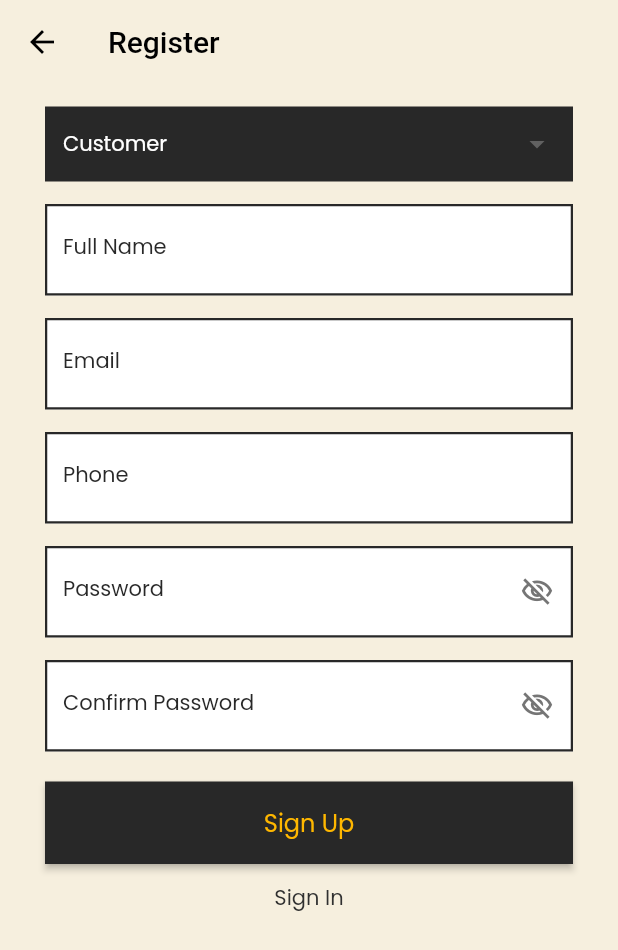
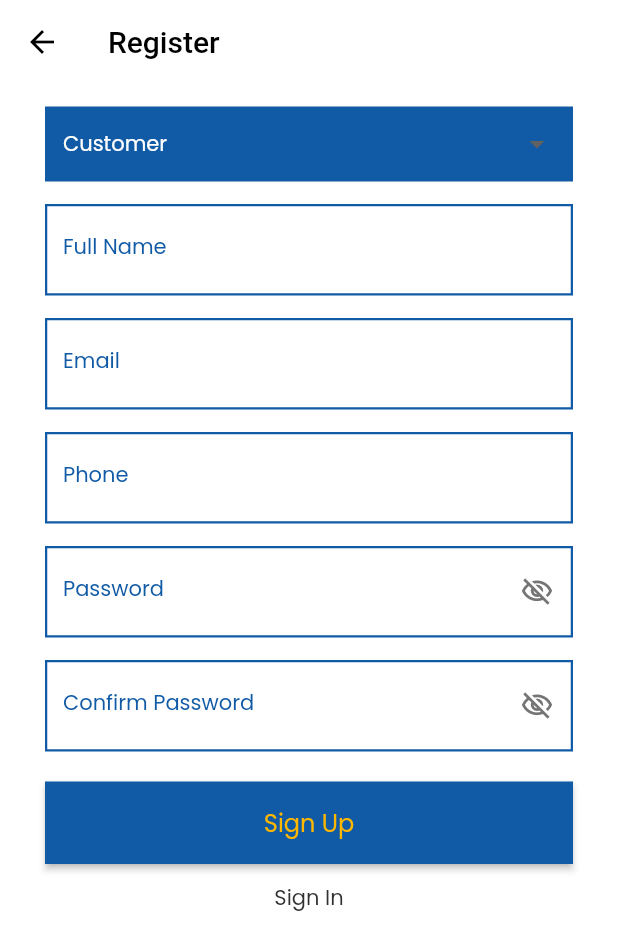
Before and after one commit to 3teeno/Build, a Flutter app: the RegistrationPageCopyWidget screen opened directly, on a phone screen of 412 x 824 dp. Shown: the top 950 px of the screen. Run offline on Flutter 3.47's test engine with Material 2 defaults, Android fonts, the phone set to English and light mode, and no system bars; drawn by our look-alikes of auto_size_text; our stand-ins replace built_collection, built_value, cached_network_image, cloud_firestore, file_picker, firebase_auth and 15 more; missing offline and left inert: dart:ffi, dash_chat, email_auth, json_path, mime_type; accounts and stored records are empty; generated files the repository leaves out were written again; network calls fail.

Commit message:
comitt 124578

```diff
--- a/lib/Forgot Password/ForgotPassword.dart
+++ b/lib/Forgot Password/ForgotPassword.dart
@@ -42,7 +42,7 @@ class _RegistrationPageWidgetState extends State<RegistrationPageWidget> {
   Widget build(BuildContext context) {
     return Scaffold(
       key: scaffoldKey,
-      backgroundColor: Color(0xFFF6EFDE),
+      backgroundColor: Color(0xFFffffff),
       body: SafeArea(
         child: SingleChildScrollView(
           child: Column(
@@ -78,7 +78,7 @@ class _RegistrationPageWidgetState extends State<RegistrationPageWidget> {
                           },
                           child: Icon(
                             Icons.arrow_back_ios,
-                            color: Color(0xFF282828),
+                            color: Color(0xFF115ba6),
                             size: 24,
                           ),
                         ),
@@ -101,7 +101,7 @@ class _RegistrationPageWidgetState extends State<RegistrationPageWidget> {
                 width: MediaQuery.of(context).size.width,
                 height: MediaQuery.of(context).size.height * 1,
                 decoration: BoxDecoration(
-                  color: Color(0xFFF6EFDE),
+                  color: Color(0xFFffffff),
                 ),
                 child: Form(
                   key: _formKey,
@@ -127,23 +127,23 @@ class _RegistrationPageWidgetState extends State<RegistrationPageWidget> {
                             labelText: 'Email',
                             labelStyle: FlutterFlowTheme.bodyText1.override(
                               fontFamily: 'Poppins',
-                              color: Color(0xFF282828),
+                              color: Color(0xFF115ba6),
                             ),
                             hintText: 'Enter your email',
                             hintStyle: FlutterFlowTheme.bodyText1.override(
                               fontFamily: 'Poppins',
-                              color: Color(0xFF282828),
+                              color: Color(0xFF115ba6),
                             ),
                             enabledBorder: OutlineInputBorder(
                               borderSide: BorderSide(
-                                color: Color(0xFF282828),
+                                color: Color(0xFF115ba6),
                                 width: 1.5,
                               ),
                               borderRadius: BorderRadius.circular(0),
                             ),
                             focusedBorder: OutlineInputBorder(
                               borderSide: BorderSide(
-                                color: Color(0xFF282828),
+                                color: Color(0xFF115ba6),
                                 width: 1.5,
                               ),
                               borderRadius: BorderRadius.circular(0),
@@ -153,7 +153,7 @@ class _RegistrationPageWidgetState extends State<RegistrationPageWidget> {
                           ),
                           style: FlutterFlowTheme.bodyText1.override(
                             fontFamily: 'Poppins',
-                            color: Color(0xFF282828),
+                            color: Color(0xFF115ba6),
                           ),
                           textAlign: TextAlign.start,
                         ),
@@ -171,7 +171,7 @@ class _RegistrationPageWidgetState extends State<RegistrationPageWidget> {
                           options: FFButtonOptions(
                             width: MediaQuery.of(context).size.width,
                             height: 45,
-                            color: Color(0xFF282828),
+                            color: Color(0xFF115ba6),
                             textStyle: FlutterFlowTheme.subtitle2.override(
                               fontFamily: 'Poppins',
                               color: Color(0xFFFFB700),
--- a/lib/registration_page/Registration.dart
+++ b/lib/registration_page/Registration.dart
@@ -134,7 +134,7 @@ class _RegistrationPageCopyWidgetState
             options: FFButtonOptions(
               width: MediaQuery.of(context).size.width,
               height: 60,
-              color: Color(0xFF282828),
+              color: Color(0xFF115ba6),
               textStyle: FlutterFlowTheme.subtitle2.override(
                 fontFamily: 'Poppins',
                 color: Color(0xFFFFB700),
@@ -189,17 +189,17 @@ class _RegistrationPageCopyWidgetState
       key: scaffoldKey,
       appBar: AppBar(
         title: Text("Register"),
-        backgroundColor: Color(0xFFF6EFDE),
+        backgroundColor: Color(0xFFffffff),
         foregroundColor: Colors.black,
         elevation: 0,
       ),
-      backgroundColor: Color(0xFFF6EFDE),
+      backgroundColor: Color(0xFFffffff),
       body: SingleChildScrollView(
         child: Container(
           width: MediaQuery.of(context).size.width,
           height: MediaQuery.of(context).size.height * 1,
           decoration: BoxDecoration(
-            color: Color(0xFFF6EFDE),
+            color: Color(0xFFffffff),
           ),
           child: Form(
             key: _formKey,
@@ -221,7 +221,7 @@ class _RegistrationPageCopyWidgetState
                       fontFamily: 'Poppins',
                       color: Colors.white,
                     ),
-                    fillColor: Color(0xFF282828),
+                    fillColor: Color(0xFF115ba6),
                     elevation: 2,
                     borderColor: Colors.transparent,
                     borderWidth: 1.5,
@@ -245,23 +245,23 @@ class _RegistrationPageCopyWidgetState
                       labelText: 'Full Name',
                       labelStyle: FlutterFlowTheme.bodyText1.override(
                         fontFamily: 'Poppins',
-                        color: Color(0xFF282828),
+                        color: Color(0xFF115ba6),
                       ),
                       hintText: 'Enter your full name',
                       hintStyle: FlutterFlowTheme.bodyText1.override(
                         fontFamily: 'Poppins',
-                        color: Color(0xFF282828),
+                        color: Color(0xFF115ba6),
                       ),
                       enabledBorder: OutlineInputBorder(
                         borderSide: BorderSide(
-                          color: Color(0xFF282828),
+                          color: Color(0xFF115ba6),
                           width: 1.5,
                         ),
                         borderRadius: BorderRadius.circular(0),
                       ),
                       focusedBorder: OutlineInputBorder(
                         borderSide: BorderSide(
-                          color: Color(0xFF282828),
+                          color: Color(0xFF115ba6),
                           width: 1.5,
                         ),
                         borderRadius: BorderRadius.circular(0),
@@ -271,7 +271,7 @@ class _RegistrationPageCopyWidgetState
                     ),
                     style: FlutterFlowTheme.bodyText1.override(
                       fontFamily: 'Poppins',
-                      color: Color(0xFF282828),
+                      color: Color(0xFF115ba6),
                     ),
                     textAlign: TextAlign.start,
                   ),
@@ -293,23 +293,23 @@ class _RegistrationPageCopyWidgetState
                       labelText: 'Email',
                       labelStyle: FlutterFlowTheme.bodyText1.override(
                         fontFamily: 'Poppins',
-                        color: Color(0xFF282828),
+                        color: Color(0xFF115ba6),
                       ),
                       hintText: 'Enter your email',
                       hintStyle: FlutterFlowTheme.bodyText1.override(
                         fontFamily: 'Poppins',
-                        color: Color(0xFF282828),
+                        color: Color(0xFF115ba6),
                       ),
                       enabledBorder: OutlineInputBorder(
                         borderSide: BorderSide(
-                          color: Color(0xFF282828),
+                          color: Color(0xFF115ba6),
                           width: 1.5,
                         ),
                         borderRadius: BorderRadius.circular(0),
                       ),
                       focusedBorder: OutlineInputBorder(
                         borderSide: BorderSide(
-                          color: Color(0xFF282828),
+                          color: Color(0xFF115ba6),
                           width: 1.5,
                         ),
                         borderRadius: BorderRadius.circular(0),
@@ -319,7 +319,7 @@ class _RegistrationPageCopyWidgetState
                     ),
                     style: FlutterFlowTheme.bodyText1.override(
                       fontFamily: 'Poppins',
-                      color: Color(0xFF282828),
+                      color: Color(0xFF115ba6),
                     ),
                     textAlign: TextAlign.start,
                     keyboardType: TextInputType.emailAddress,
@@ -342,23 +342,23 @@ class _RegistrationPageCopyWidgetState
                       labelText: 'Phone',
                       labelStyle: FlutterFlowTheme.bodyText1.override(
                         fontFamily: 'Poppins',
-                        color: Color(0xFF282828),
+                        color: Color(0xFF115ba6),
                       ),
                       hintText: 'Enter your phone number',
                       hintStyle: FlutterFlowTheme.bodyText1.override(
                         fontFamily: 'Poppins',
-                        color: Color(0xFF282828),
+                        color: Color(0xFF115ba6),
                       ),
                       enabledBorder: OutlineInputBorder(
                         borderSide: BorderSide(
-                          color: Color(0xFF282828),
+                          color: Color(0xFF115ba6),
                           width: 1.5,
                         ),
                         borderRadius: BorderRadius.circular(0),
                       ),
                       focusedBorder: OutlineInputBorder(
                         borderSide: BorderSide(
-                          color: Color(0xFF282828),
+                          color: Color(0xFF115ba6),
                           width: 1.5,
                         ),
                         borderRadius: BorderRadius.circular(0),
@@ -368,7 +368,7 @@ class _RegistrationPageCopyWidgetState
                     ),
                     style: FlutterFlowTheme.bodyText1.override(
                       fontFamily: 'Poppins',
-                      color: Color(0xFF282828),
+                      color: Color(0xFF115ba6),
                     ),
                     textAlign: TextAlign.start,
                     keyboardType: TextInputType.phone,
@@ -389,23 +389,23 @@ class _RegistrationPageCopyWidgetState
                       labelText: 'Password',
                       labelStyle: FlutterFlowTheme.bodyText1.override(
                         fontFamily: 'Poppins',
-                        color: Color(0xFF282828),
+                        color: Color(0xFF115ba6),
                       ),
                       hintText: 'Enter your password',
                       hintStyle: FlutterFlowTheme.bodyText1.override(
                         fontFamily: 'Poppins',
-                        color: Color(0xFF282828),
+                        color: Color(0xFF115ba6),
                       ),
                       enabledBorder: OutlineInputBorder(
                         borderSide: BorderSide(
-                          color: Color(0xFF282828),
+                          color: Color(0xFF115ba6),
                           width: 1.5,
                         ),
                         borderRadius: BorderRadius.circular(0),
                       ),
                       focusedBorder: OutlineInputBorder(
                         borderSide: BorderSide(
-                          color: Color(0xFF282828),
+                          color: Color(0xFF115ba6),
                           width: 1.5,
                         ),
                         borderRadius: BorderRadius.circular(0),
@@ -427,7 +427,7 @@ class _RegistrationPageCopyWidgetState
                     ),
                     style: FlutterFlowTheme.bodyText1.override(
                       fontFamily: 'Poppins',
-                      color: Color(0xFF282828),
+                      color: Color(0xFF115ba6),
                     ),
                     textAlign: TextAlign.start,
                     keyboardType: TextInputType.visiblePassword,
@@ -448,23 +448,23 @@ class _RegistrationPageCopyWidgetState
                       labelText: 'Confirm Password',
                       labelStyle: FlutterFlowTheme.bodyText1.override(
                         fontFamily: 'Poppins',
-                        color: Color(0xFF282828),
+                        color: Color(0xFF115ba6),
                       ),
                       hintText: 'Enter your password',
                       hintStyle: FlutterFlowTheme.bodyText1.override(
                         fontFamily: 'Poppins',
-                        color: Color(0xFF282828),
+                        color: Color(0xFF115ba6),
                       ),
                       enabledBorder: OutlineInputBorder(
                         borderSide: BorderSide(
-                          color: Color(0xFF282828),
+                          color: Color(0xFF115ba6),
                           width: 1.5,
                         ),
                         borderRadius: BorderRadius.circular(0),
                       ),
                       focusedBorder: OutlineInputBorder(
                         borderSide: BorderSide(
-                          color: Color(0xFF282828),
+                          color: Color(0xFF115ba6),
                           width: 1.5,
                         ),
                         borderRadius: BorderRadius.circular(0),
@@ -486,7 +486,7 @@ class _RegistrationPageCopyWidgetState
                     ),
                     style: FlutterFlowTheme.bodyText1.override(
                       fontFamily: 'Poppins',
-                      color: Color(0xFF282828),
+                      color: Color(0xFF115ba6),
                     ),
                     textAlign: TextAlign.start,
                     keyboardType: TextInputType.visiblePassword,
@@ -642,7 +642,7 @@ class _RegistrationPageCopyWidgetState
                           options: FFButtonOptions(
                             width: MediaQuery.of(context).size.width,
                             height: 55,
-                            color: Color(0xFF282828),
+                            color: Color(0xFF115ba6),
                             textStyle: FlutterFlowTheme.subtitle2.override(
                               fontFamily: 'Poppins',
                               color: Color(0xFFFFB700),
```
